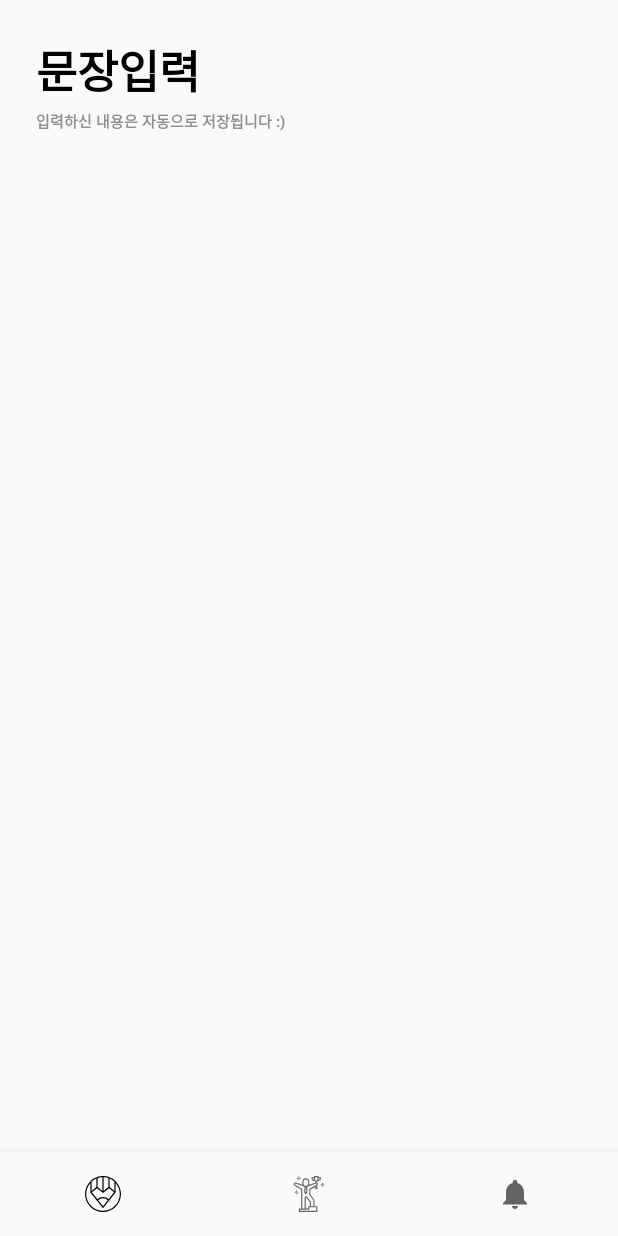
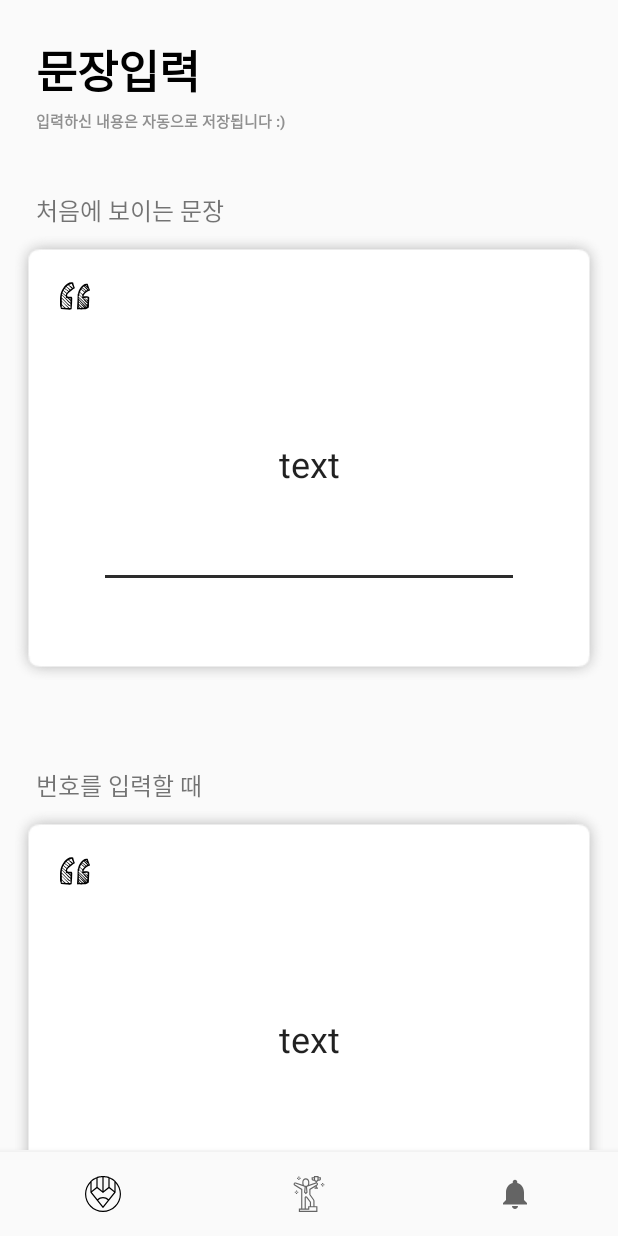
Before and after one commit to lipnus/picker, an Android app: the screen it shows after launch (MainActivity), on a phone screen of 412 x 824 dp. Run offline under Robolectric (Android 15) with nearby library versions, the phone set to English and light mode, and no system bars; libraries missing offline, so code that uses them is left out: com.rengwuxian.materialedittext; plain views replace MaterialEditText; 1 statement that could not run was skipped.

Commit message:
update recyclerview.

```diff
--- a/app/src/main/java/com/lipnus/android/numpicker/ui/first/FirstFragment.kt
+++ b/app/src/main/java/com/lipnus/android/numpicker/ui/first/FirstFragment.kt
@@ -56,12 +56,10 @@ class FirstFragment : BaseFragment() {
         var view: View = inflater.inflate(R.layout.fragment_first, container, false)
         recyclerView = view.findViewById(R.id.first_recyclerview)
 
+
         val message = arguments?.getString(EXTRA_MESSAGE)
+
         initRecyclerView()
-
-
-
-
 
 //        textView.text = message
 
@@ -78,13 +76,13 @@ class FirstFragment : BaseFragment() {
             layoutManager = LinearLayoutManager(context)
         }
 
-        recyclerViewAdaptor.addItem(FirstItem("title1", "text1"))
-        recyclerViewAdaptor.addItem(FirstItem("title2", "text2"))
-        recyclerViewAdaptor.addItem(FirstItem("title3", "text3"))
-        recyclerViewAdaptor.notifyDataSetChanged()
 
-
-
+        recyclerViewAdaptor.run{
+            addItem(FirstItem(getText(R.string.setting_title_input).toString(), "첫번째"))
+            addItem(FirstItem(getText(R.string.setting_title_getting).toString(), "두번째"))
+            addItem(FirstItem(getText(R.string.setting_title_deny).toString(), "세번째"))
+            recyclerViewAdaptor.notifyDataSetChanged()
+        }
 
     }
 
--- a/app/src/main/java/com/lipnus/android/numpicker/ui/first/FirstRecyclerViewAdaptor.kt
+++ b/app/src/main/java/com/lipnus/android/numpicker/ui/first/FirstRecyclerViewAdaptor.kt
@@ -10,12 +10,12 @@ import com.rengwuxian.materialedittext.MaterialEditText
 
 class FirstRecyclerViewAdaptor : RecyclerView.Adapter<RecyclerView.ViewHolder>(){
 
-    private lateinit var items: ArrayList<FirstItem>
+    private val items = ArrayList<FirstItem>()
+
 
 
     override fun onCreateViewHolder(parent: ViewGroup, viewType: Int): RecyclerView.ViewHolder {
         var view = LayoutInflater.from(parent.context).inflate(R.layout.item_first, parent, false)
-
         return CustomViewHoler(view)
     }
 
@@ -24,15 +24,14 @@ class FirstRecyclerViewAdaptor : RecyclerView.Adapter<RecyclerView.ViewHolder>()
 
         var inputEt: MaterialEditText = view.findViewById(R.id.item_input_et)
         var titleTv: TextView = view.findViewById(R.id.item_title_tv)
-
     }
 
 
     override fun onBindViewHolder(holder: RecyclerView.ViewHolder, position: Int) {
         var view = holder as CustomViewHoler
 
-        view.inputEt.setText( items[position].title )
-        view.titleTv.text = items[position].text
+        view.inputEt.setText( items[position].text )
+        view.titleTv.text = items[position].title
 
     }
 
--- a/app/src/main/res/layout/fragment_first.xml
+++ b/app/src/main/res/layout/fragment_first.xml
@@ -6,9 +6,9 @@
         android:layout_height="match_parent"
         tools:context=".ui.first.FirstFragment">
 
-    <ScrollView
+    <android.support.v4.widget.NestedScrollView
             android:layout_width="0dp"
-            android:layout_height="0dp"
+            android:layout_height="wrap_content"
             app:layout_constraintBottom_toBottomOf="parent"
             app:layout_constraintTop_toTopOf="parent" app:layout_constraintStart_toStartOf="parent"
             app:layout_constraintEnd_toEndOf="parent" android:id="@+id/scrollview">
@@ -31,14 +31,16 @@
                     android:id="@+id/setting_title_tv" android:layout_marginTop="24dp"
                     app:layout_constraintTop_toTopOf="parent" app:layout_constraintStart_toStartOf="parent"
                     android:layout_marginStart="24dp"/>
+
             <android.support.v7.widget.RecyclerView
                     android:layout_width="0dp"
                     android:layout_height="wrap_content"
                     app:layout_constraintStart_toStartOf="parent"
                     app:layout_constraintEnd_toEndOf="parent"
-                    app:layout_constraintTop_toBottomOf="@+id/setting_title_sub_tv" android:id="@+id/first_recyclerview"/>
+                    app:layout_constraintTop_toBottomOf="@+id/setting_title_sub_tv" android:id="@+id/first_recyclerview"
+                    android:layout_marginTop="16dp"/>
 
         </android.support.constraint.ConstraintLayout>
-    </ScrollView>
+    </android.support.v4.widget.NestedScrollView>
 
 </android.support.constraint.ConstraintLayout>
--- a/app/src/main/res/layout/item_first.xml
+++ b/app/src/main/res/layout/item_first.xml
@@ -8,11 +8,12 @@
     <View
             android:background="@drawable/shadow"
             android:layout_width="0dp"
-            android:layout_height="280dp" android:id="@+id/item_view"
-            android:layout_marginTop="8dp"
+            android:layout_height="300dp" android:id="@+id/item_view"
+            android:layout_marginTop="3dp"
             app:layout_constraintStart_toStartOf="parent"
             android:layout_marginStart="8dp" app:layout_constraintEnd_toEndOf="parent" android:layout_marginEnd="8dp"
-            app:layout_constraintTop_toBottomOf="@+id/item_title_tv"/>
+            app:layout_constraintTop_toBottomOf="@+id/item_title_tv" android:layout_marginBottom="32dp"
+            app:layout_constraintBottom_toBottomOf="parent"/>
     <ImageView
             android:src="@drawable/ic_left_quote2"
             android:layout_width="20dp"
@@ -38,6 +39,6 @@
             android:layout_width="wrap_content"
             android:layout_height="wrap_content"
             android:id="@+id/item_title_tv" app:layout_constraintStart_toStartOf="parent"
-            android:layout_marginStart="16dp"
+            android:layout_marginStart="24dp"
             app:layout_constraintTop_toTopOf="parent" android:layout_marginTop="24dp" android:textSize="16dp"/>
 </android.support.constraint.ConstraintLayout>
--- a/app/src/main/res/values/strings.xml
+++ b/app/src/main/res/values/strings.xml
@@ -8,9 +8,9 @@
     <string name="setting_title">문장입력</string>
     <string name="setting_subtitle">입력하신 내용은 자동으로 저장됩니다 :)</string>
 
-    <string name="setting_input">입력할 때</string>
-    <string name="setting_success">받았을 때</string>
-    <string name="setting_deny">거부당했을 때</string>
+    <string name="setting_title_input">처음에 보이는 문장</string>
+    <string name="setting_title_getting">번호를 입력할 때</string>
+    <string name="setting_title_deny">거부당했을 때</string>
 
     <string name="setting_input_explain">전화번호 받을 때 표시되는 문장</string>
     <string name="setting_success_explain">번호를 치는동안 나오는 문장</string>
```
Also changed, not shown: app/build.gradle (+9 -1 lines).
